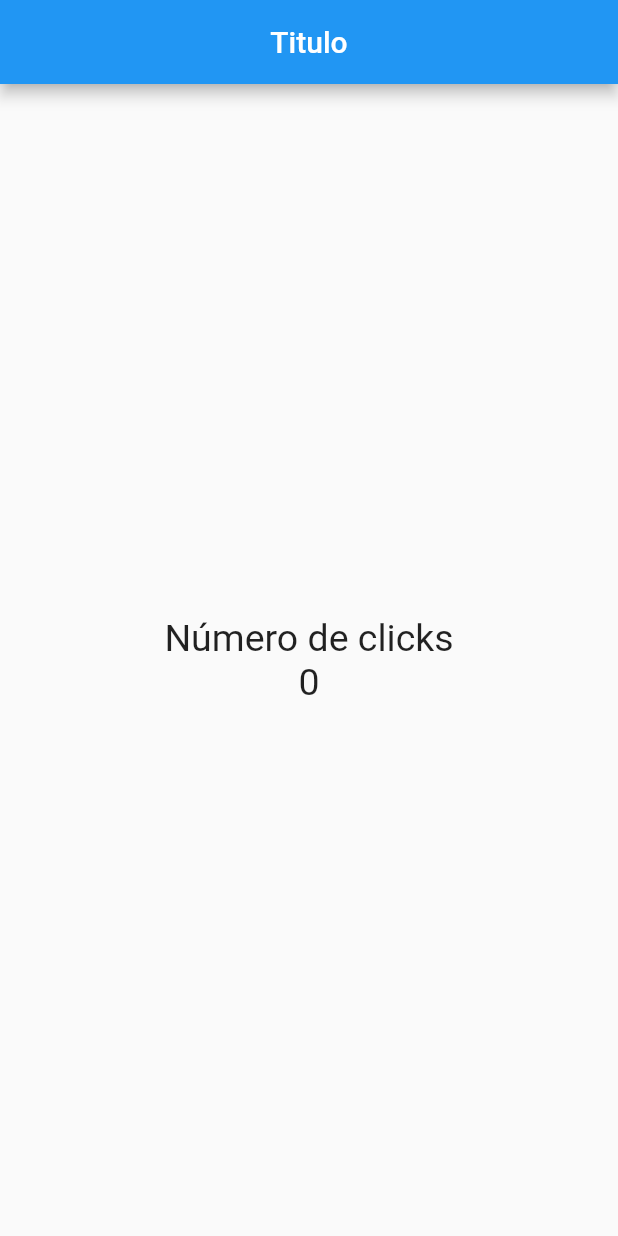
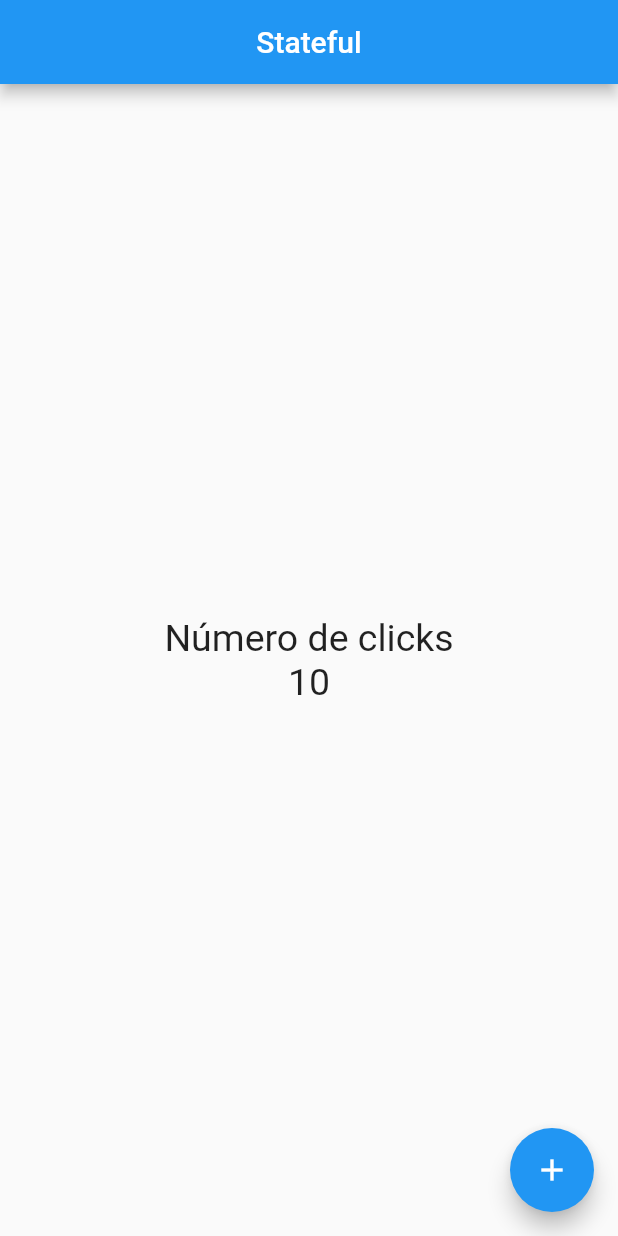
Before and after one commit to KarenTamer/Contador, a Flutter app: the screen it shows after launch, on a phone screen of 412 x 824 dp. Run offline on Flutter 3.47's test engine with Material 2 defaults, Android fonts, the phone set to English and light mode, and no system bars.

Commit message:
ContadorPage

```diff
--- a/lib/src/app.dart
+++ b/lib/src/app.dart
@@ -1,7 +1,8 @@
 
 import 'package:flutter/material.dart';
 
-import 'package:contador/src/pages/home_page.dart';
+//import 'package:contador/src/pages/home_page.dart';
+import 'package:contador/src/pages/contador_page.dart';
 
 class MyApp extends StatelessWidget{
 
@@ -10,7 +11,8 @@ class MyApp extends StatelessWidget{
     return MaterialApp(
 
       home: Center(
-        child: HomePage(),
+        //child: HomePage(),
+        child: ContadorPage(),
       )
     );
 
--- /dev/null
+++ b/lib/src/pages/contador_page.dart
@@ -0,0 +1,44 @@
+import 'package:flutter/material.dart';
+
+class ContadorPage extends StatefulWidget{
+
+  @override
+  createState() => _ContadorPageState();
+
+}
+
+class _ContadorPageState extends State<ContadorPage> {
+
+  final _estiloTexto = new TextStyle(fontSize: 25);
+  int _conteo = 10;
+
+   @override
+  Widget build(BuildContext context) {
+   return Scaffold(
+     appBar: AppBar(
+       title: Text('Stateful'),
+       centerTitle: true,
+     ),
+     body:  Center(
+       child: Column(
+         mainAxisAlignment: MainAxisAlignment.center,
+         children: <Widget> [
+           Text ('Número de clicks', style: _estiloTexto),
+           Text ( '$_conteo', style: _estiloTexto),
+         ],
+         )
+     ),
+     floatingActionButton: FloatingActionButton(
+      child: Icon(Icons.add),
+       onPressed: () {
+         //print('Hola Mundo');
+
+         setState(() {
+           _conteo++;
+         });
+        },
+     ),
+   );
+  }
+
+}
```
Also changed, not shown: lib/src/pages/home_page.dart (+11 -5 lines).
